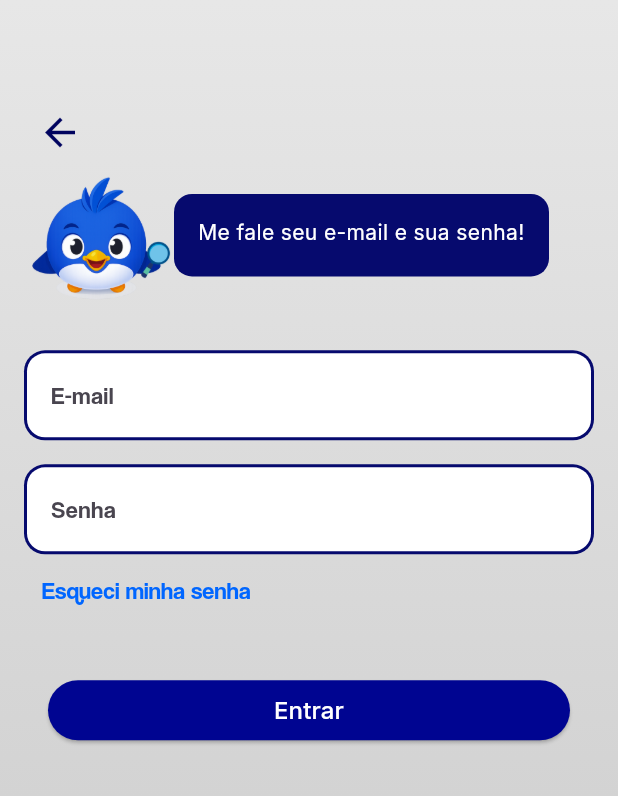
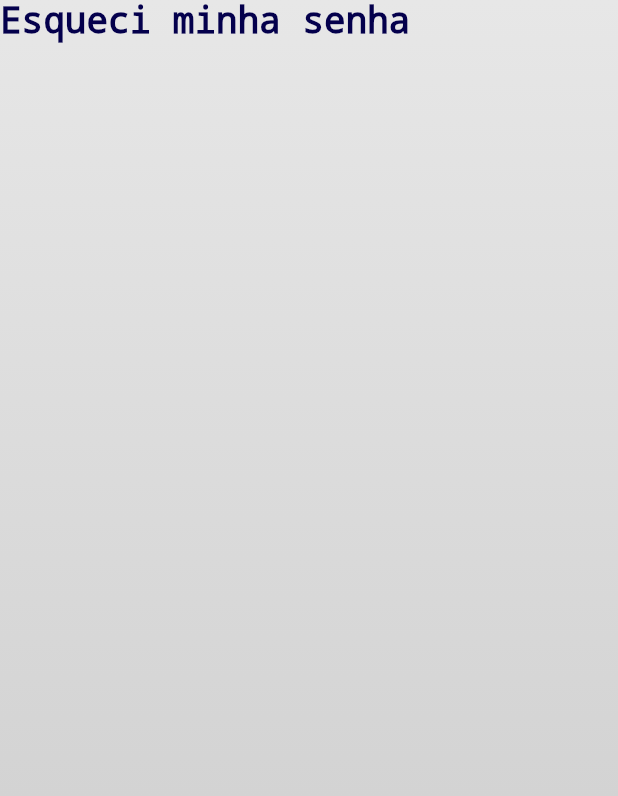
Before and after one commit to Eric-Nogueira/Luso, a Flutter app: the screen it shows after launch, after a tap on "Quero me cadastrar", after a tap on "Esqueci minha senha", on a phone screen of 412 x 824 dp. Shown: the top 796 px of the screen. Run offline on Flutter 3.47's test engine with Material 3 defaults, Android fonts, the light colour scheme and no system bars.

Commit message:
Algumas alterações

```diff
--- a/lib/AppWidget.dart
+++ b/lib/AppWidget.dart
@@ -3,6 +3,7 @@ import 'pages/PresentationPage.dart';
 import 'package:luso/pages/HomePage.dart';
 import 'package:luso/pages/SplashScreen.dart';
 import 'package:luso/pages/login/Login.dart';
+import 'package:luso/pages/login/ForgetPassword.dart';
 
 class MyApp extends StatelessWidget {
   const MyApp({super.key});
@@ -21,6 +22,7 @@ class MyApp extends StatelessWidget {
         '/presentation': (context) => const PresentationPage(),
         '/home': (context) => const HomePage(),
         '/login': (context) => const LoginPage(),
+        '/forget_password': (context) => const ForgetPasswordPage(),
       },
     );
   }
--- a/lib/pages/HomePage.dart
+++ b/lib/pages/HomePage.dart
@@ -1,5 +1,5 @@
 import 'package:flutter/material.dart';
-import 'package:luso/Assets.dart';
+import 'package:luso/widgets/GlobalAssets.dart';
 
 class HomePage extends StatefulWidget {
   const HomePage({super.key});
--- a/lib/pages/PresentationPage.dart
+++ b/lib/pages/PresentationPage.dart
@@ -1,5 +1,5 @@
 import 'package:flutter/material.dart';
-import 'package:luso/Assets.dart';
+import 'package:luso/widgets/GlobalAssets.dart';
 
 class PresentationPage extends StatefulWidget {
   const PresentationPage({super.key});
@@ -53,46 +53,13 @@ class _PresentationPageState extends State<PresentationPage> {
                 spacing: 14,
                 mainAxisSize: MainAxisSize.min,
                 children: [
-                  Container(
-                    decoration: BoxDecoration(
-                      borderRadius: BorderRadius.circular(30),
-                      boxShadow: [
-                        BoxShadow(
-                          color: const Color.fromARGB(255, 0, 3, 95).withValues(alpha: 0.5),
-                          blurRadius: 0,
-                          offset: const Offset(0, 5),
-                        ),
-                      ],
-                    ),
-                    width: 300,
-                    child: assets.elbutton(
-                      'Quero me cadastrar',
-                      () {
-                        Navigator.pushReplacementNamed(context, '/login');
-                      },
-                      const Color.fromARGB(255, 0, 8, 239),
-                    ),
-                  ),
-                  Container(
-                    decoration: BoxDecoration(
-                      borderRadius: BorderRadius.circular(30),
-                      boxShadow: [
-                        BoxShadow(
-                          color: const Color.fromARGB(255, 4, 10, 183).withValues(alpha: 0.5),
-                          blurRadius: 0,
-                          offset: const Offset(0, 5),
-                        ),
-                      ],
-                    ),
-                    width: 300,
-                    child: assets.elbutton(
-                      'Já tenho uma conta',
-                      () {
-                        Navigator.pushReplacementNamed(context, '/login');
-                      },
-                      const Color.fromARGB(255, 4, 10, 183),
-                    ),
-                  ),
+                  assets.elbutton('Quero me cadastrar', () {
+                    Navigator.pushReplacementNamed(context, '/login');
+                  }, const Color.fromARGB(255, 0, 8, 239)),
+
+                  assets.elbutton('Já tenho uma conta', () {
+                    Navigator.pushReplacementNamed(context, '/login');
+                  }, const Color.fromARGB(255, 4, 10, 183)),
                   SizedBox(height: 24),
                 ],
               ),
--- a/lib/pages/SplashScreen.dart
+++ b/lib/pages/SplashScreen.dart
@@ -12,25 +12,18 @@ class _SplashScreenState extends State<SplashScreen> {
   @override
   void initState() {
     super.initState();
-    // Schedule the navigation after a delay
     Future.delayed(const Duration(seconds: 3), () {
       if (!mounted) return;
-      // Use Navigator.pushReplacement to navigate to the new page
-      // and prevent going back to the splash screen
       Navigator.pushReplacementNamed(context, '/presentation');
     });
   }
 
   @override
   Widget build(BuildContext context) {
-    final double larguraTela = MediaQuery.of(context).size.width;
-    //final double alturaTela = MediaQuery.of(context).size.height;
-
     return Scaffold(
       backgroundColor: Colors.transparent,
       body: Stack(
         children: [
-          // Container com o gradiente (plano de fundo)
           Container(
             decoration: const BoxDecoration(
               gradient: LinearGradient(
@@ -43,7 +36,6 @@ class _SplashScreenState extends State<SplashScreen> {
               ),
             ),
           ),
-          // Texto centralizado
           Center(
             child: Column(
               mainAxisSize: MainAxisSize.min,
@@ -53,25 +45,24 @@ class _SplashScreenState extends State<SplashScreen> {
                   fit: BoxFit.fitWidth,
                   width: 220,
                 ),
-            Text(
+                const Text(
                   'Gabaritando o Enem sem complicação',
-              style: const TextStyle(
+                  style: TextStyle(
                     fontSize: 12,
                     fontFamily: 'Inter',
                     fontWeight: FontWeight.normal,
                     color: Colors.white,
                   ),
-            )
+                ),
               ],
-            )
             ),
-          // Imagem alinhada na parte inferior
+          ),
           Align(
             alignment: Alignment.bottomCenter,
             child: Image.asset(
               'assets/img/MASCOTE_LUSO.png',
               fit: BoxFit.fitWidth,
-              width: larguraTela,
+              width: MediaQuery.of(context).size.width,
             ),
           ),
         ],
--- /dev/null
+++ b/lib/pages/login/ForgetPassword.dart
@@ -0,0 +1,29 @@
+import 'package:flutter/material.dart';
+import 'package:luso/widgets/GlobalAssets.dart';
+
+class ForgetPasswordPage extends StatefulWidget {
+  const ForgetPasswordPage({super.key});
+
+  @override
+  State<ForgetPasswordPage> createState() => _ForgetPasswordPageState();
+}
+
+class _ForgetPasswordPageState extends State<ForgetPasswordPage> {
+  @override
+  Widget build(BuildContext context) {
+    return Stack(
+      children: [
+        Assets().background(),
+        Text(
+          'Esqueci minha senha',
+          style: TextStyle(
+            fontSize: 24,
+            fontWeight: FontWeight.bold,
+            color: const Color.fromARGB(255, 4, 0, 76),
+            decoration: TextDecoration.none,
+          ),
+        ),
+      ]
+    );
+  }
+}
--- a/lib/pages/login/Login.dart
+++ b/lib/pages/login/Login.dart
@@ -1,5 +1,5 @@
 import 'package:flutter/material.dart';
-import 'package:luso/Assets.dart';
+import 'package:luso/widgets/GlobalAssets.dart';
 
 class LoginPage extends StatelessWidget {
   const LoginPage({super.key});
@@ -81,7 +81,7 @@ class _SpeechBubbleRow extends StatelessWidget {
             borderRadius: BorderRadius.circular(12),
           ),
           child: const Padding(
-            padding: EdgeInsets.only(top: 16.0, left: 16.0),
+            padding: EdgeInsets.only(top: 20.0, left: 16.0),
             child: Text(LoginPage._speechText, style: LoginPage._speechStyle),
           ),
         ),
@@ -95,7 +95,8 @@ class _LoginForm extends StatelessWidget {
 
   @override
   Widget build(BuildContext context) {
-    return Column(
+    return
+    Column(
       mainAxisSize: MainAxisSize.min,
       children: const [
         _EmailTextField(),
@@ -161,7 +162,7 @@ class _PasswordTextField extends StatelessWidget {
       alignment: Alignment.centerLeft,
       child: TextButton(
       onPressed: () {
-        // Lógica para recuperar senha aqui
+        Navigator.pushNamed(context, '/forget_password');
       },
       child: const Text(
         'Esqueci minha senha',
--- a/lib/Assets.dart
+++ b/lib/widgets/GlobalAssets.dart
@@ -35,11 +35,25 @@ class Assets {
   }
 
   Widget elbutton(String text, VoidCallback onPressed, Color bgColor) {
-    return ElevatedButton(
+    return Container(
+      decoration: BoxDecoration(
+        borderRadius: BorderRadius.circular(30),
+        boxShadow: [
+          BoxShadow(
+            color: bgColor.withAlpha(150),
+            blurRadius: 0,
+            offset: const Offset(0, 3),
+          ),
+        ],
+      ),
+      width: 300,
+      child: ElevatedButton(
         onPressed: onPressed,
         style: ElevatedButton.styleFrom(
           backgroundColor: bgColor,
-        shape: RoundedRectangleBorder(borderRadius: BorderRadius.circular(30)),
+          shape: RoundedRectangleBorder(
+            borderRadius: BorderRadius.circular(30),
+          ),
         ),
         child: SizedBox(
           width: 300,
@@ -54,6 +68,7 @@ class Assets {
             ),
           ),
         ),
+      ),
     );
   }
 }
```
Lines whose indentation alone changed are shown as unchanged.
